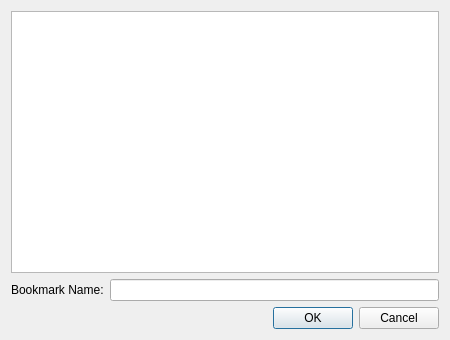
Before: the Qt Designer form src/savebookmarkdialog.ui in mimecorg/fraqtive, drawn with Qt 5.
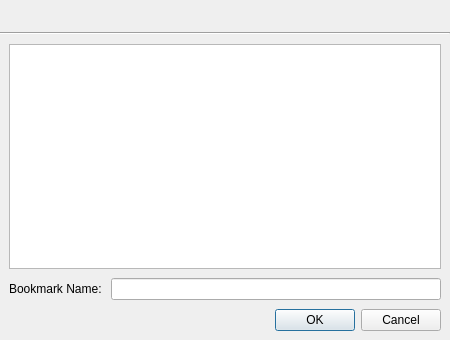
After: the same form once the commit is applied. Custom widgets are drawn as their Qt base class.

Commit message: added header to dialogs; new about box and quick guide dialog

Diff of the .ui file:
```diff
--- a/src/savebookmarkdialog.ui
+++ b/src/savebookmarkdialog.ui
@@ -12,41 +12,92 @@
   <property name="windowTitle" >
    <string>Save Bookmark</string>
   </property>
-  <layout class="QVBoxLayout" >
+  <layout class="QVBoxLayout" name="topLayout" stretch="0,0,1">
+   <property name="spacing">
+    <number>0</number>
+   </property>
+   <property name="margin">
+    <number>0</number>
+   </property>
    <item>
-    <widget class="BookmarkListView" name="listView" />
+    <widget class="XmlUi::GradientWidget" name="promptWidget" native="true">
+     <layout class="QHBoxLayout" name="promptLayout" stretch="0,1">
+      <property name="spacing">
+       <number>10</number>
+      </property>
+      <item>
+       <widget class="QLabel" name="promptPixmap"/>
    </item>
    <item>
-    <layout class="QHBoxLayout" >
+       <widget class="QLabel" name="promptLabel">
+        <property name="wordWrap">
+         <bool>true</bool>
+        </property>
+       </widget>
+      </item>
+     </layout>
+    </widget>
+   </item>
      <item>
-      <widget class="QLabel" name="label" >
-       <property name="text" >
+    <widget class="Line" name="line">
+     <property name="orientation">
+      <enum>Qt::Horizontal</enum>
+     </property>
+    </widget>
+   </item>
+   <item>
+    <widget class="QWidget" name="mainWidget" native="true">
+     <layout class="QVBoxLayout" name="verticalLayout_2">
+      <property name="spacing">
+       <number>9</number>
+      </property>
+      <item>
+       <layout class="QVBoxLayout" name="verticalLayout">
+        <item>
+         <widget class="BookmarkListView" name="listView"/>
+        </item>
+        <item>
+         <layout class="QHBoxLayout">
+          <item>
+           <widget class="QLabel" name="label">
+            <property name="text">
         <string>Bookmark Name:</string>
        </property>
       </widget>
      </item>
      <item>
-      <widget class="QLineEdit" name="editName" >
-       <property name="maxLength" >
+           <widget class="QLineEdit" name="editName">
+            <property name="maxLength">
         <number>60</number>
        </property>
       </widget>
      </item>
     </layout>
    </item>
+       </layout>
+      </item>
    <item>
-    <widget class="QDialogButtonBox" name="buttonBox" >
-     <property name="orientation" >
+       <widget class="QDialogButtonBox" name="buttonBox">
+        <property name="orientation">
       <enum>Qt::Horizontal</enum>
      </property>
-     <property name="standardButtons" >
-      <set>QDialogButtonBox::Cancel|QDialogButtonBox::NoButton|QDialogButtonBox::Ok</set>
-     </property>
+        <property name="standardButtons">
+         <set>QDialogButtonBox::Cancel|QDialogButtonBox::Ok</set>
+        </property>
+       </widget>
+      </item>
+     </layout>
     </widget>
    </item>
   </layout>
  </widget>
  <customwidgets>
+  <customwidget>
+   <class>XmlUi::GradientWidget</class>
+   <extends>QWidget</extends>
+   <header>xmlui/gradientwidget.h</header>
+   <container>1</container>
+  </customwidget>
   <customwidget>
    <class>BookmarkListView</class>
    <extends>QListView</extends>
```
Left out of the diff: 17 changed lines with no effect on the pictures. Lines whose indentation alone changed are shown as unchanged. The commit also changes 49 other files.
